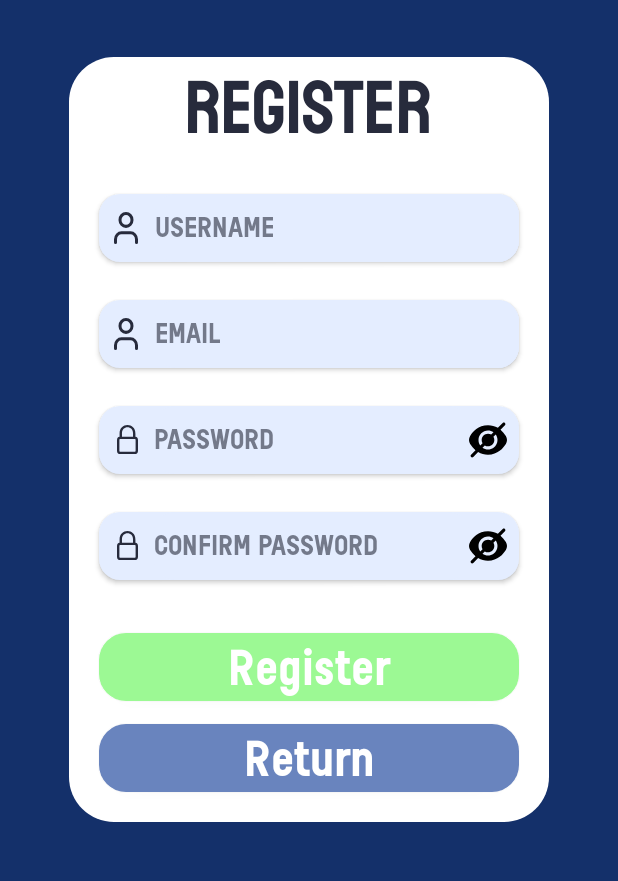
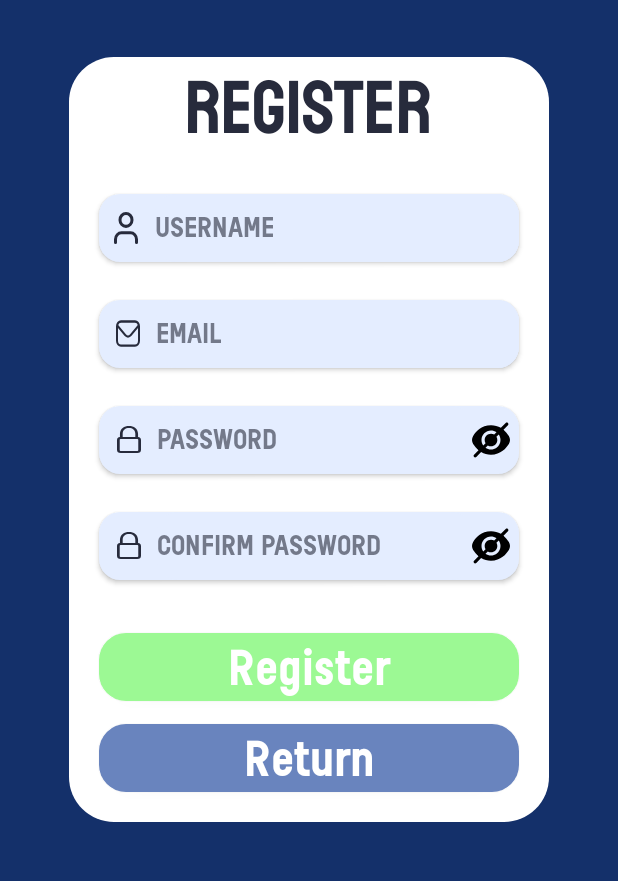
Before and after one commit to ST10036509/PunchIn, an Android app built with Jetpack Compose: the RegisterActivity screen opened directly, with no data from a screen before it, on a phone screen of 412 x 824 dp, the part 339-1220 px from its top. Run offline under Robolectric (Android 15) with nearby library versions, the phone set to English and light mode, and no system bars; our stand-ins replace Firebase (no records; nobody signed in at launch, a user with empty details on screens opened directly).

```diff
--- a/app/src/main/java/za/co/varsitycollege/st10036509/punchin/activities/RegisterActivity.kt
+++ b/app/src/main/java/za/co/varsitycollege/st10036509/punchin/activities/RegisterActivity.kt
@@ -103,7 +103,6 @@ class RegisterActivity : AppCompatActivity() {
      */
     private fun registerUser() {
 
-        //check if the username is already taken
         coroutineScope.launch {
             binding.apply {
 
--- a/app/src/main/java/za/co/varsitycollege/st10036509/punchin/models/UserModel.kt
+++ b/app/src/main/java/za/co/varsitycollege/st10036509/punchin/models/UserModel.kt
@@ -17,6 +17,7 @@ package za.co.varsitycollege.st10036509.punchin.models
 class UserModel(
 
     var username: String,
+    var email: String,
     var points: Int,
     var minGoal: Int,
     var maxGoal: Int
--- /dev/null
+++ b/app/src/main/res/drawable/envelope.xml
@@ -0,0 +1,9 @@
+<vector xmlns:android="http://schemas.android.com/apk/res/android"
+    android:width="16dp"
+    android:height="19dp"
+    android:viewportWidth="24"
+    android:viewportHeight="24">
+  <path
+      android:fillColor="@color/dark_blue_900"
+      android:pathData="M19,1H5A5.006,5.006 0,0 0,0 6V18a5.006,5.006 0,0 0,5 5H19a5.006,5.006 0,0 0,5 -5V6A5.006,5.006 0,0 0,19 1ZM5,3H19a3,3 0,0 1,2.78 1.887l-7.658,7.659a3.007,3.007 0,0 1,-4.244 0L2.22,4.887A3,3 0,0 1,5 3ZM19,21H5a3,3 0,0 1,-3 -3V7.5L8.464,13.96a5.007,5.007 0,0 0,7.072 0L22,7.5V18A3,3 0,0 1,19 21Z"/>
+</vector>
--- a/app/src/main/res/drawable/password_icon.xml
+++ b/app/src/main/res/drawable/password_icon.xml
@@ -1,6 +1,6 @@
 <vector xmlns:android="http://schemas.android.com/apk/res/android"
-        android:width="14dp"
-        android:height="19dp"
+        android:width="16dp"
+        android:height="18dp"
         android:viewportWidth="14.0"
         android:viewportHeight="19.0">
     <path
--- a/app/src/main/res/layout/activity_login.xml
+++ b/app/src/main/res/layout/activity_login.xml
@@ -95,7 +95,7 @@ LAST MODIFIED: 24/04/2024
 
             <!-- Username Input -->
             <EditText
-                android:id="@+id/et_Username"
+                android:id="@+id/et_EmailOrUsername"
                 android:layout_width="match_parent"
                 android:layout_height="match_parent"
                 android:layout_gravity="center_vertical"
--- a/app/src/main/res/layout/activity_register.xml
+++ b/app/src/main/res/layout/activity_register.xml
@@ -130,9 +130,9 @@ LAST MODIFIED: 26/04/2024
                 android:layout_width="wrap_content"
                 android:layout_height="wrap_content"
                 android:layout_gravity="center_vertical"
-                android:layout_marginStart="10dp"
-                android:layout_marginEnd="6dp"
-                android:src="@drawable/user_icon"/>
+                android:layout_marginStart="11dp"
+                android:layout_marginEnd="5dp"
+                android:src="@drawable/envelope"/>
 
             <!-- Username Input -->
             <EditText
```
Also changed, not shown: app/src/main/java/za/co/varsitycollege/st10036509/punchin/activities/LoginActivity.kt (+103 -19 lines), app/src/main/java/za/co/varsitycollege/st10036509/punchin/models/AuthenticationModel.kt (+109 -11 lines), app/src/main/java/za/co/varsitycollege/st10036509/punchin/utils/ValidationHandler.kt (+21 -9 lines).
